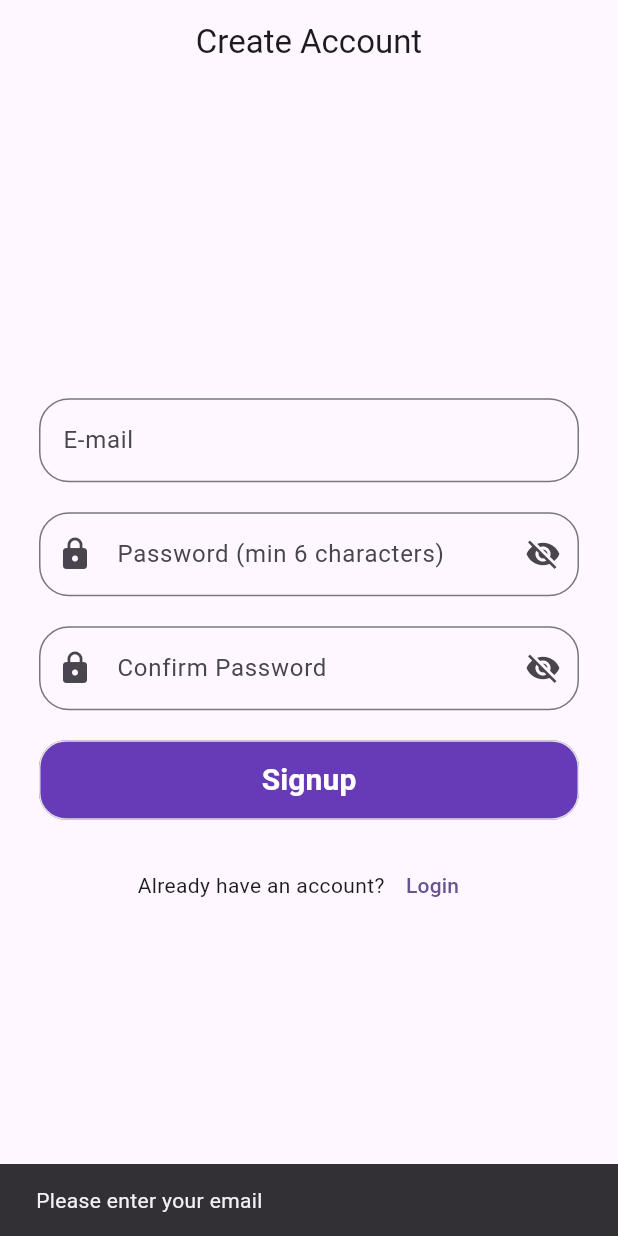
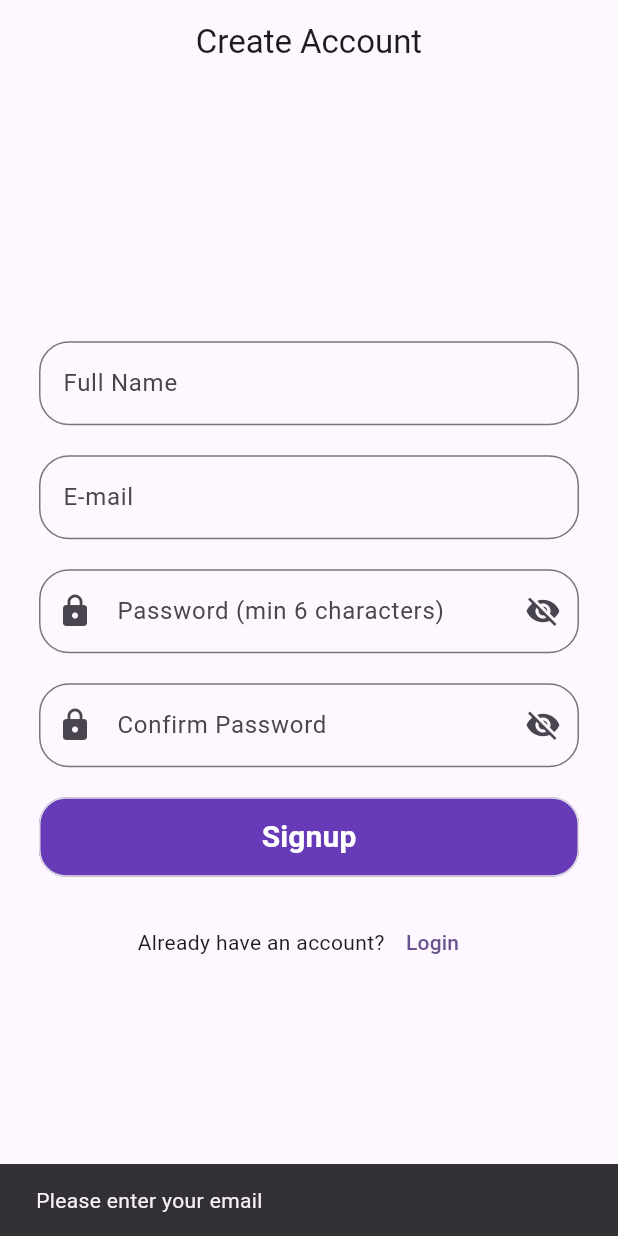
Before and after one commit to samarth-thaker/Financial-Calculator, a Flutter app: the SignupScreen screen opened by its route, after a tap on "Signup", on a phone screen of 412 x 824 dp. Run offline on Flutter 3.47's test engine with Material 3 defaults, Android fonts, the phone set to English and light mode, and no system bars; our stand-ins replace cloud_firestore, firebase_auth, firebase_core, flutter_dotenv; accounts and stored records are empty.

Commit message:
Auth services : Users collection in firebase

```diff
--- a/lib/auth/signup.dart
+++ b/lib/auth/signup.dart
@@ -1,8 +1,10 @@
+import 'package:financial_calculator/auth/login.dart';
 import 'package:financial_calculator/widgets/passwordInput.dart';
 import 'package:financial_calculator/widgets/customTextButton.dart';
 import 'package:financial_calculator/widgets/inputField.dart';
 import 'package:firebase_auth/firebase_auth.dart';
 import 'package:flutter/material.dart';
+import 'package:financial_calculator/auth/auth_services.dart';
 
 class SignupScreen extends StatefulWidget {
   const SignupScreen({super.key});
@@ -16,19 +18,18 @@ class _SignupScreenState extends State<SignupScreen> {
   final _emailController = TextEditingController();
   final _passwordController = TextEditingController();
   final _confirmPasswordController = TextEditingController();
+  final _fullNameController = TextEditingController();
+  final AuthServices _authServices = AuthServices();
   bool _isLoading = false;
 
-  // Email validation
   bool _isValidEmail(String email) {
     return RegExp(r'^[\w-\.]+@([\w-]+\.)+[\w-]{2,4}$').hasMatch(email);
   }
 
-  // Password validation
   bool _isValidPassword(String password) {
     return password.length >= 6; // Firebase minimum requirement
   }
 
-  // Validate input fields
   String? _validateInputs() {
     if (_emailController.text.trim().isEmpty) {
       return 'Please enter your email';
@@ -50,11 +51,10 @@ class _SignupScreenState extends State<SignupScreen> {
       return 'Passwords do not match';
     }
 
-    return null; // No errors
+    return null;
   }
 
   Future<void> _createUserWithEmailAndPassword() async {
-    // Validate inputs first
     String? validationError = _validateInputs();
     if (validationError != null) {
       ScaffoldMessenger.of(context).showSnackBar(
@@ -66,68 +66,21 @@ class _SignupScreenState extends State<SignupScreen> {
     setState(() {
       _isLoading = true;
     });
-
-    try {
-      final userCredential = await FirebaseAuth.instance
-          .createUserWithEmailAndPassword(
-        email: _emailController.text.trim(),
-        password: _passwordController.text.trim(),
-      );
-
-      final user = userCredential.user;
-
-      if (user != null) {
-        print("Sign-up successful: ${user.email}");
-        // Send email verification (optional but recommended)
-        await user.sendEmailVerification();
-
-        ScaffoldMessenger.of(context).showSnackBar(
-          const SnackBar(
-            content: Text('Account created successfully! Please check your email for verification.'),
-            backgroundColor: Colors.green,
-          ),
-        );
-
-        Navigator.pushReplacementNamed(context, '/dashboard');
-      } else {
-        print("Sign-up failed: user is null");
-        ScaffoldMessenger.of(context).showSnackBar(
-          const SnackBar(content: Text('Sign-up failed. Please try again.')),
-        );
-      }
-    } on FirebaseAuthException catch (e) {
-      print("FirebaseAuthException: ${e.code} - ${e.message}");
-
-      String errorMessage;
-      switch (e.code) {
-        case 'weak-password':
-          errorMessage = 'The password provided is too weak.';
-          break;
-        case 'email-already-in-use':
-          errorMessage = 'An account already exists for this email.';
-          break;
-        case 'invalid-email':
-          errorMessage = 'The email address is not valid.';
-          break;
-        case 'operation-not-allowed':
-          errorMessage = 'Email/password accounts are not enabled.';
-          break;
-        default:
-          errorMessage = e.message ?? 'An authentication error occurred.';
-      }
-
+    String? result = await _authServices.signup(
+        email: _emailController.text,
+        password: _passwordController.text,
+        name: _fullNameController.text);
+    setState(() {
+      _isLoading = false;
+    });
+    if (result == null) {
       ScaffoldMessenger.of(context).showSnackBar(
-        SnackBar(content: Text(errorMessage)),
-      );
-    } catch (e) {
-      print("Unknown error: $e");
-      ScaffoldMessenger.of(context).showSnackBar(
-        const SnackBar(content: Text('Something went wrong. Please try again.')),
-      );
-    } finally {
-      setState(() {
-        _isLoading = false;
-      });
+          const SnackBar(content: Text("Signup successful, Login now")));
+      Navigator.pushReplacement(
+          context, MaterialPageRoute(builder: (_) => const Loginscreen()));
+    } else {
+      ScaffoldMessenger.of(context)
+          .showSnackBar(SnackBar(content: Text('Signup failed: $result')));
     }
   }
 
@@ -161,6 +114,12 @@ class _SignupScreenState extends State<SignupScreen> {
                 crossAxisAlignment: CrossAxisAlignment.stretch,
                 children: [
                   Inputfield(
+                    controller: _fullNameController,
+                    hintText: 'Full Name',
+                    keyboardType: TextInputType.emailAddress,
+                  ),
+                  const SizedBox(height: 20),
+                  Inputfield(
                     controller: _emailController,
                     hintText: 'E-mail',
                     keyboardType: TextInputType.emailAddress,
@@ -169,18 +128,16 @@ class _SignupScreenState extends State<SignupScreen> {
                   Custompwdinput(
                     controller: _passwordController,
                     hintText: 'Password (min 6 characters)',
-
                   ),
                   const SizedBox(height: 20),
                   Custompwdinput(
                     controller: _confirmPasswordController,
                     hintText: 'Confirm Password',
-
                   ),
                   const SizedBox(height: 20),
                   Custombutton(
                     action: _isLoading ? 'Creating Account...' : 'Signup',
-                    onTap:  _createUserWithEmailAndPassword,
+                    onTap: _createUserWithEmailAndPassword,
                     buttonWidth: buttonWidth,
                   ),
                   const SizedBox(height: 20),
@@ -189,11 +146,10 @@ class _SignupScreenState extends State<SignupScreen> {
                     children: [
                       const Text("Already have an account?"),
                       TextButton(
-                        onPressed: () {
-                          Navigator.pushNamed(context, '/loginScreen');
-                        },
-                        child: const Text("Login")
-                      )
+                          onPressed: () {
+                            Navigator.pushNamed(context, '/loginScreen');
+                          },
+                          child: const Text("Login"))
                     ],
                   ),
                 ],
--- a/lib/widgets/inputField.dart
+++ b/lib/widgets/inputField.dart
@@ -24,22 +24,4 @@ class Inputfield extends StatelessWidget {
   ),
   );
 
-  /* return TextField(
-      controller: controller,
-      keyboardType: keyboardType,
-      decoration: InputDecoration(
-        contentPadding: const EdgeInsets.all(16),
-        hintText: hintText,
-        hintStyle: TextStyle(color: Colors.black54, fontSize: 16),
-        border: OutlineInputBorder(borderRadius: BorderRadius.circular(0)),
-        enabledBorder: OutlineInputBorder(
-          borderSide: BorderSide(color: Colors.grey.shade300),
-          borderRadius: BorderRadius.circular(0),
-        ),
-        focusedBorder: OutlineInputBorder(
-          borderSide: BorderSide(color: Colors.grey.shade400),
-          borderRadius: BorderRadius.circular(0),
-        ),     fillColor: Colors.black,filled: false,
-          floatingLabelBehavior: FloatingLabelBehavior.never),
-    ); */
 }
--- a/pubspec.yaml
+++ b/pubspec.yaml
@@ -37,6 +37,7 @@ dependencies:
   firebase_auth: ^5.6.0
   firebase_core: ^3.14.0
   flutter_dotenv: ^5.1.0
+  cloud_firestore: ^5.6.9
 
 dev_dependencies:
   flutter_test:
```
Also changed, not shown: lib/auth/auth_services.dart (added, +47 -0 lines), lib/auth/login.dart (+5 -8 lines), pubspec.lock, 3 other files.
